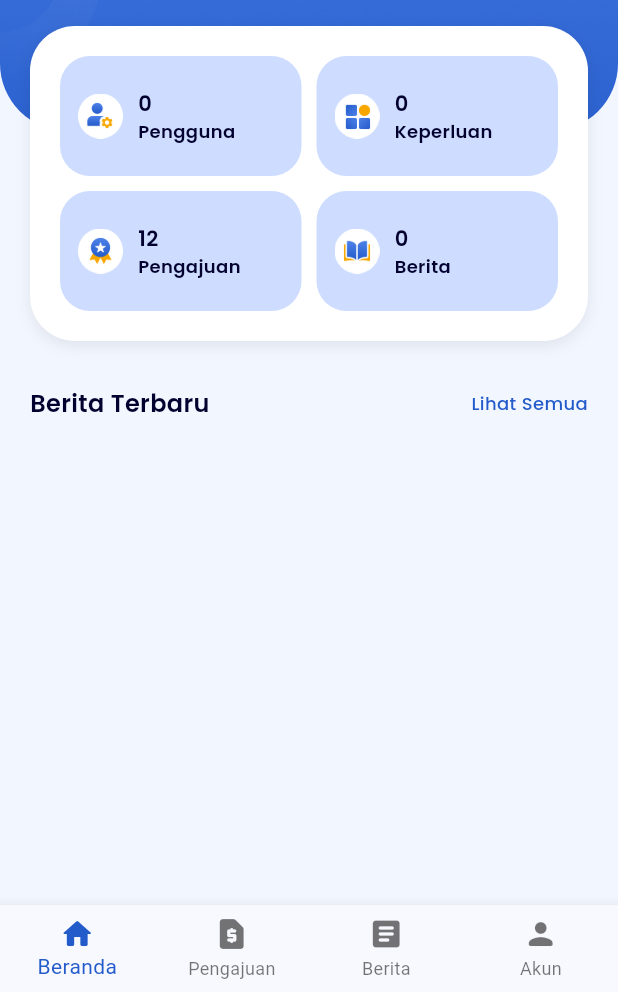
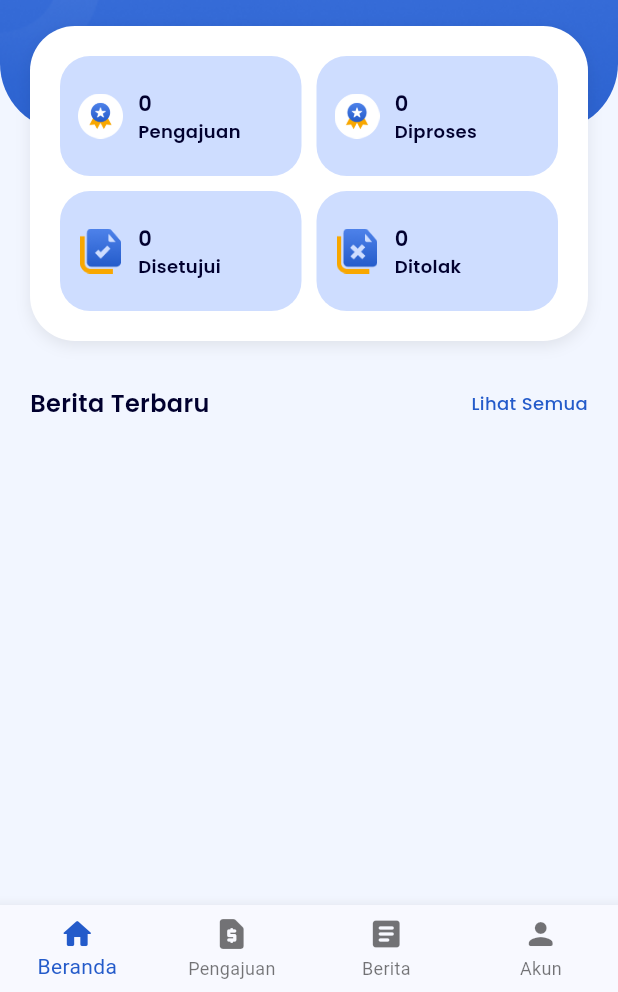
Before and after one commit to wahyunugroho424/aplikasi-desa-tanon, a Flutter app: the WargaBerandaPage screen opened by its route, on a phone screen of 412 x 824 dp, the part 244-1236 px from its top. Run offline on Flutter 3.47's test engine with Material 3 defaults, Android fonts, the phone set to English and light mode, and no system bars; our stand-ins replace cloud_firestore, dio, file_picker, firebase_auth, firebase_core, firebase_database and 4 more; missing offline and left inert: flutter_pdfview; accounts and stored records are empty; statements that could not run were skipped.

Commit message:
style: update ui in beranda warga page

```diff
--- a/lib/modules/warga/pages/wg_beranda.dart
+++ b/lib/modules/warga/pages/wg_beranda.dart
@@ -5,12 +5,14 @@ import '../../../../../core/controllers/user_controller.dart';
 import '../../../../../core/controllers/service_controller.dart';
 import '../../../../../core/controllers/news_controller.dart';
 import '../../../../../core/controllers/auth_controller.dart';
+import '../../../../../core/controllers/request_controller.dart';
 import '../../../../../core/models/news.dart';
 
 class WargaBerandaPage extends StatelessWidget {
   final userController = UserController();
   final newsController = NewsController();
   final serviceController = ServiceController();
+  final requestController = RequestController();
   WargaBerandaPage({super.key});
 
   @override
@@ -107,6 +109,9 @@ class WargaBerandaPage extends StatelessWidget {
   }
 
   Widget _buildMainCard(BuildContext context) {
+    final userId = AuthController().currentUser!.uid;
+    final requestController = RequestController();
+
     return Container(
       padding: const EdgeInsets.all(20),
       decoration: BoxDecoration(
@@ -126,16 +131,16 @@ class WargaBerandaPage extends StatelessWidget {
             children: [
               Expanded(
                 child: StreamBuilder<int>(
-                  stream: userController.getTotalUsers(),
+                  stream: requestController.getTotalPengajuan(userId),
                   builder: (context, snapshot) {
                     final total = snapshot.data ?? 0;
                     return _buildSmallCard(
                       context: context,
-                      iconPath: 'assets/images/ic_users.png',
-                      title: 'Pengguna',
+                      iconPath: 'assets/images/ic_requests.png',
+                      title: 'Pengajuan',
                       total: total,
                       color: const Color(0xFFCEDDFF),
-                      route: '/pd/data/users',
+                      route: '/wg/pengajuan',
                     );
                   },
                 ),
@@ -143,48 +148,56 @@ class WargaBerandaPage extends StatelessWidget {
               const SizedBox(width: 10),
               Expanded(
                 child: StreamBuilder<int>(
-                  stream: serviceController.getTotalServices(),
+                  stream: requestController.getTotalByStatus(userId, 'Diproses'),
                   builder: (context, snapshot) {
                     final total = snapshot.data ?? 0;
                     return _buildSmallCard(
                       context: context,
-                      iconPath: 'assets/images/ic_services.png',
-                      title: 'Keperluan',
+                      iconPath: 'assets/images/ic_requests.png',
+                      title: 'Diproses',
                       total: total,
                       color: const Color(0xFFCEDDFF),
-                      route: '/pd/data/services',
+                      route: '/wg/pengajuan',
                     );
                   },
                 ),
               ),
             ],
           ),
+
           const SizedBox(height: 10),
+
           Row(
             children: [
               Expanded(
-                child: _buildSmallCard(
-                  context: context,
-                  iconPath: 'assets/images/ic_requests.png',
-                  title: 'Pengajuan',
-                  total: 12,
-                  color: const Color(0xFFCEDDFF),
-                  route: '/data/requests',
+                child: StreamBuilder<int>(
+                  stream: requestController.getTotalByStatus(userId, 'Disetujui'),
+                  builder: (context, snapshot) {
+                    final total = snapshot.data ?? 0;
+                    return _buildSmallCard(
+                      context: context,
+                      iconPath: 'assets/images/ic_req_acc.png',
+                      title: 'Disetujui',
+                      total: total,
+                      color: const Color(0xFFCEDDFF),
+                      route: '/wg/pengajuan',
+                    );
+                  },
                 ),
               ),
               const SizedBox(width: 10),
               Expanded(
                 child: StreamBuilder<int>(
-                  stream: newsController.getTotalNews(),
+                  stream: requestController.getTotalByStatus(userId, 'Ditolak'),
                   builder: (context, snapshot) {
                     final total = snapshot.data ?? 0;
                     return _buildSmallCard(
                       context: context,
-                      iconPath: 'assets/images/ic_news.png',
-                      title: 'Berita',
+                      iconPath: 'assets/images/ic_req_rej.png',
+                      title: 'Ditolak',
                       total: total,
                       color: const Color(0xFFCEDDFF),
-                      route: '/pd/data/news',
+                      route: '/wg/pengajuan',
                     );
                   },
                 ),
```
Also changed, not shown: lib/core/controllers/request_controller.dart (+10 -0 lines), lib/modules/shared/pages/akun/akun.dart (+15 -8 lines), assets/images/ic_req_acc.png (added), assets/images/ic_req_rej.png (added).
